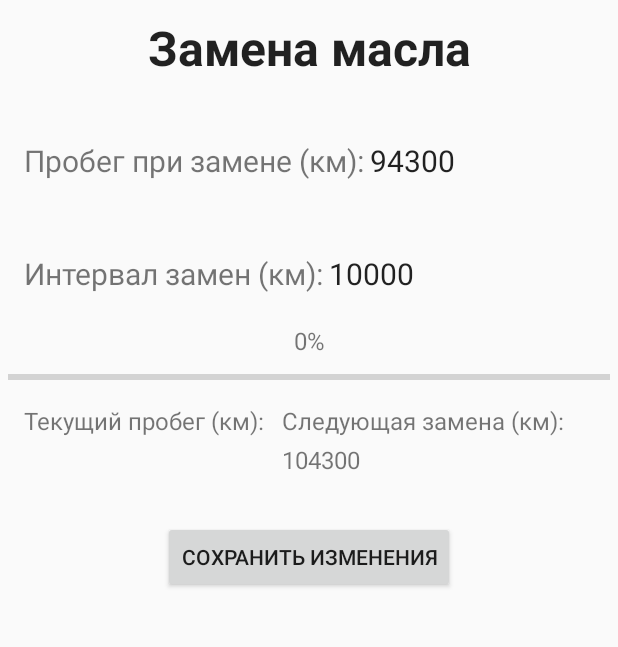
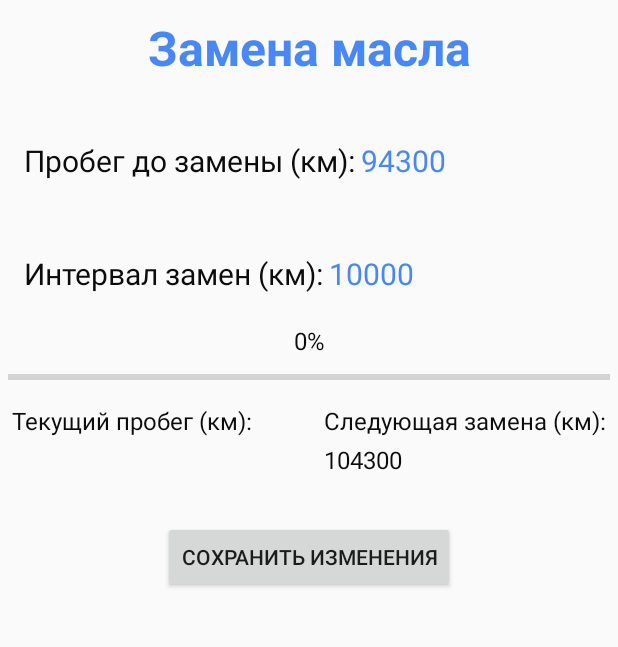
Before and after one commit to Max76547/MyCarTest, an Android app: the WorkDetailActivity screen opened directly, with no data from a screen before it, after a tap on "ИЗМЕНИТЬ ДАННЫЕ", on a phone screen of 412 x 824 dp, the part 84-731 px from its top. Run offline under Robolectric (Android 15) with nearby library versions, the phone set to English and light mode, and no system bars; 3 statements that could not run were skipped.

Commit message:
Изменили текст+добавили цвет при изменении данных

```diff
--- a/app/src/main/java/com/example/mycartest/work/WorkDetailActivity.java
+++ b/app/src/main/java/com/example/mycartest/work/WorkDetailActivity.java
@@ -15,6 +15,7 @@ import android.view.View;
 import android.widget.Button;
 import android.widget.EditText;
 import android.widget.ImageView;
+
 import com.example.mycartest.MainActivity;
 import com.example.mycartest.R;
 import com.example.mycartest.sqlite.CarDatabaseHelper;
@@ -32,7 +33,7 @@ public class WorkDetailActivity extends AppCompatActivity {
     private EditText textName;
     private EditText textMileage;
     private EditText textNxtMileage;
-    private  Button button;
+    private Button button;
     private int workId;
 
     @Override
@@ -43,16 +44,15 @@ public class WorkDetailActivity extends AppCompatActivity {
         Toolbar toolbar = findViewById(R.id.toolbar);
         setSupportActionBar(toolbar);
 
-        workId = (Integer)getIntent().getExtras().get(EXTRA_WORK_ID);
-        String workMileage = (String)getIntent().getExtras().get(EXTRA_MILEAGE);
+        workId = (Integer) getIntent().getExtras().get(EXTRA_WORK_ID);
+        String workMileage = (String) getIntent().getExtras().get(EXTRA_MILEAGE);
 
-        TextView textMyMileage= findViewById(R.id.edit_my_mileage);
+        TextView textMyMileage = findViewById(R.id.edit_my_mileage);
         textMyMileage.setText(workMileage);
         TextView textSummaMileage = findViewById(R.id.itog_zamen);
         TextView textProcent = findViewById(R.id.procents);
 
         ProgressBar progressBar = findViewById(R.id.progressBar);
-
 
 
         button = findViewById(R.id.btn_change);
@@ -67,7 +67,7 @@ public class WorkDetailActivity extends AppCompatActivity {
             Cursor cursor = db.query("GENERALDATA",
                     new String[]{"NAME", "MILEAGE", "IMAGE_RESOURCE_ID", "NXTMILEAGE"},
                     "_id = ?",
-                    new String[] {Integer.toString(workId+2)}, //позицию нужно увеличить на 2, потому что адаптер передает позицию с 0, a 1 позиция это имя авто
+                    new String[]{Integer.toString(workId + 2)}, //позицию нужно увеличить на 2, потому что адаптер передает позицию с 0, a 1 позиция это имя авто
                     null, null, null);
 
 //переход к первой записи курсора
@@ -75,7 +75,7 @@ public class WorkDetailActivity extends AppCompatActivity {
 //получение данных напитка из курсора
                 String name = cursor.getString(0);
                 String mileage = cursor.getString(1);
-                int imageId =  cursor.getInt(2);
+                int imageId = cursor.getInt(2);
                 String nxtMileage = cursor.getString(3);
 
 
@@ -91,7 +91,7 @@ public class WorkDetailActivity extends AppCompatActivity {
                 String strNxtMileage = String.valueOf(k);
                 textSummaMileage.setText(strNxtMileage);
 
-                int procent = (Integer.parseInt(workMileage)-Integer.parseInt(mileage))*100/Integer.parseInt(nxtMileage);
+                int procent = (Integer.parseInt(workMileage) - Integer.parseInt(mileage)) * 100 / Integer.parseInt(nxtMileage);
                 progressBar.setProgress(procent);
                 textProcent.setText(procent + "%");
 
@@ -101,7 +101,7 @@ public class WorkDetailActivity extends AppCompatActivity {
             cursor.close();
             db.close();
 
-        } catch(SQLiteException e) {
+        } catch (SQLiteException e) {
             Toast toast = Toast.makeText(this,
                     "Database unavailable",
                     Toast.LENGTH_SHORT);
@@ -115,24 +115,26 @@ public class WorkDetailActivity extends AppCompatActivity {
 
     public void onClickDetail(View view) {
 
-        if (button.getText().equals("Изменить данные")){
+        if (button.getText().equals("Изменить данные")) {
             textName.setFocusableInTouchMode(true);
+            textName.setTextColor(getResources().getColor(R.color.clr_blue)); //устанавливаем цвет фона кнопки при нажатии ярче
             textMileage.setFocusableInTouchMode(true);
+            textMileage.setTextColor(getResources().getColor(R.color.clr_blue)); //устанавливаем цвет фона кнопки при нажатии ярче
             textNxtMileage.setFocusableInTouchMode(true);
+            textNxtMileage.setTextColor(getResources().getColor(R.color.clr_blue)); //устанавливаем цвет фона кнопки при нажатии ярче
             button.setText("Сохранить изменения");
 
-        }
-        else {
+        } else {
             String topNames = textName.getText().toString();
             String topMileage = textMileage.getText().toString();
             String topNxtMileage = textNxtMileage.getText().toString();
             //обновляем данные в базе
             ContentValues topValues = new ContentValues();
             topValues.put("NAME", topNames);
-            topValues.put ("MILEAGE", topMileage);
-            topValues.put ("NXTMILEAGE", topNxtMileage);
+            topValues.put("MILEAGE", topMileage);
+            topValues.put("NXTMILEAGE", topNxtMileage);
 //получаем ссылку на помощника SQLite
-            SQLiteOpenHelper carDatabaseHelper = new CarDatabaseHelper( this );
+            SQLiteOpenHelper carDatabaseHelper = new CarDatabaseHelper(this);
 // Чтобы избежать исключения, добавляем обработчик исключения
             try {
 //доступ к базе данных только для чтения
@@ -140,10 +142,10 @@ public class WorkDetailActivity extends AppCompatActivity {
                 db.update("GENERALDATA",
                         topValues,
                         "_id=?",
-                        new String[] { Integer.toString(workId+2) } );
+                        new String[]{Integer.toString(workId + 2)});
                 db.close();
 
-            } catch(SQLiteException e) {
+            } catch (SQLiteException e) {
                 Toast toast = Toast.makeText(this,
                         "Database unavailable",
                         Toast.LENGTH_SHORT);
--- a/app/src/main/res/layout/activity_work_detail.xml
+++ b/app/src/main/res/layout/activity_work_detail.xml
@@ -23,6 +23,7 @@
             android:layout_marginTop="10dp"
             android:background="@android:color/transparent"
             android:focusable="false"
+
             android:inputType="textPersonName"
             android:textSize="32sp"
             android:textStyle="bold"
@@ -37,6 +38,7 @@
             android:layout_marginStart="16dp"
             android:layout_marginLeft="16dp"
             android:layout_marginTop="40dp"
+            android:textColor="@color/black"
             android:text="@string/str_change_mileage"
             android:textSize="20sp"
             app:layout_constraintStart_toStartOf="parent"
@@ -49,6 +51,7 @@
             android:layout_marginTop="48dp"
             android:text="@string/str_interval"
             android:textSize="20sp"
+            android:textColor="@color/black"
             app:layout_constraintStart_toStartOf="@+id/textView8"
             app:layout_constraintTop_toBottomOf="@+id/textView8" />
 
@@ -87,6 +90,7 @@
             android:layout_marginTop="4dp"
             android:background="@android:color/transparent"
             android:text="@string/str_my_mileage"
+            android:textColor="@color/black"
             android:textSize="16sp"
             app:layout_constraintStart_toStartOf="@+id/textView7"
             app:layout_constraintTop_toBottomOf="@+id/textView7" />
@@ -95,10 +99,13 @@
             android:id="@+id/textView7"
             android:layout_width="wrap_content"
             android:layout_height="wrap_content"
+            android:layout_marginStart="8dp"
+            android:layout_marginLeft="8dp"
             android:layout_marginTop="10dp"
+            android:textColor="@color/black"
             android:text="@string/str_my_mileage"
             android:textSize="16sp"
-            app:layout_constraintStart_toStartOf="@+id/textView9"
+            app:layout_constraintStart_toStartOf="parent"
             app:layout_constraintTop_toBottomOf="@+id/progressBar" />
 
         <TextView
@@ -108,6 +115,7 @@
             android:layout_marginTop="4dp"
             android:text="@string/str_nxt_change_mileage"
             android:textSize="16sp"
+            android:textColor="@color/black"
             app:layout_constraintStart_toStartOf="@+id/textView6"
             app:layout_constraintTop_toBottomOf="@+id/textView6" />
 
@@ -115,11 +123,12 @@
             android:id="@+id/textView6"
             android:layout_width="wrap_content"
             android:layout_height="wrap_content"
-            android:layout_marginStart="12dp"
-            android:layout_marginLeft="12dp"
+            android:layout_marginEnd="8dp"
+            android:textColor="@color/black"
+            android:layout_marginRight="8dp"
             android:text="@string/str_nxt_change_mileage"
             android:textSize="16sp"
-            app:layout_constraintStart_toEndOf="@+id/textView7"
+            app:layout_constraintEnd_toEndOf="parent"
             app:layout_constraintTop_toTopOf="@+id/textView7" />
 
         <TextView
@@ -129,6 +138,7 @@
             android:layout_marginTop="20dp"
             android:background="@android:color/transparent"
             android:text="Проценты"
+            android:textColor="@color/black"
             android:textSize="16sp"
             app:layout_constraintEnd_toEndOf="parent"
             app:layout_constraintStart_toStartOf="parent"
--- a/app/src/main/res/values/strings.xml
+++ b/app/src/main/res/values/strings.xml
@@ -9,7 +9,7 @@
     <string name="str_year">Введите год выпуска:</string>
     <string name="str_enter">Применить</string>
     <string name="str_name">Введите название авто:</string>
-    <string name="str_change_mileage">Пробег при замене (км):</string>
+    <string name="str_change_mileage">Пробег до замены (км):</string>
     <string name="str_interval">Интервал замен (км):</string>
     <string name="str_nxt_change_mileage">Следующая замена (км):</string>
     <string name="str_my_mileage">Текущий пробег (км):</string>
```
Lines whose indentation alone changed are shown as unchanged.
